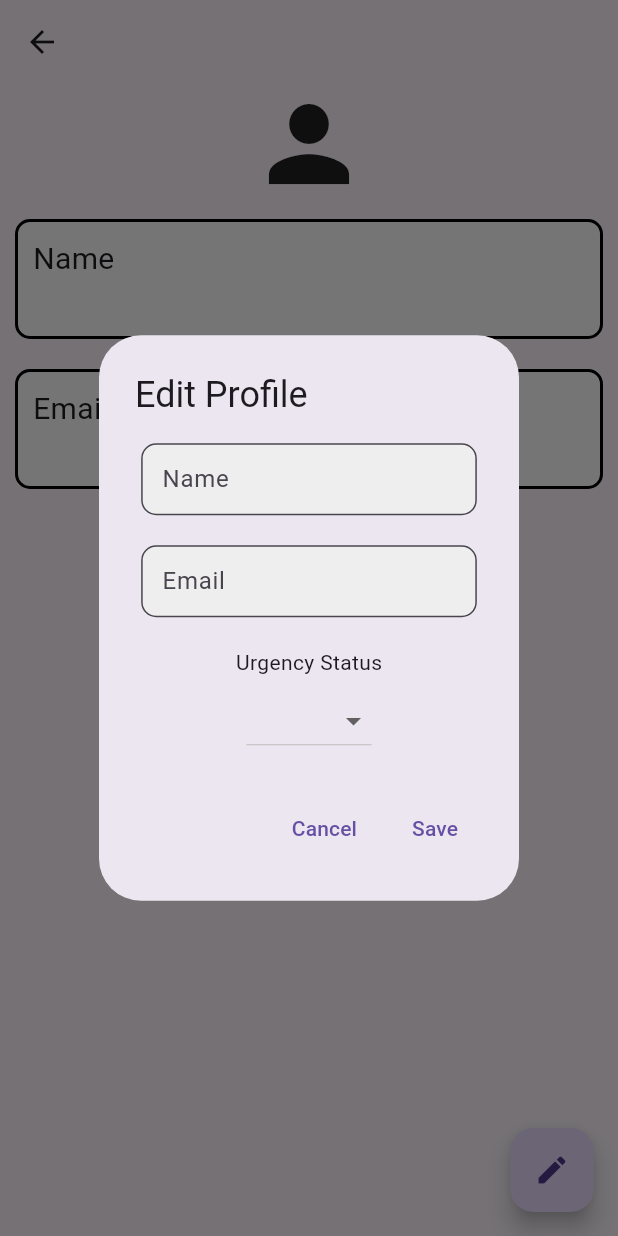
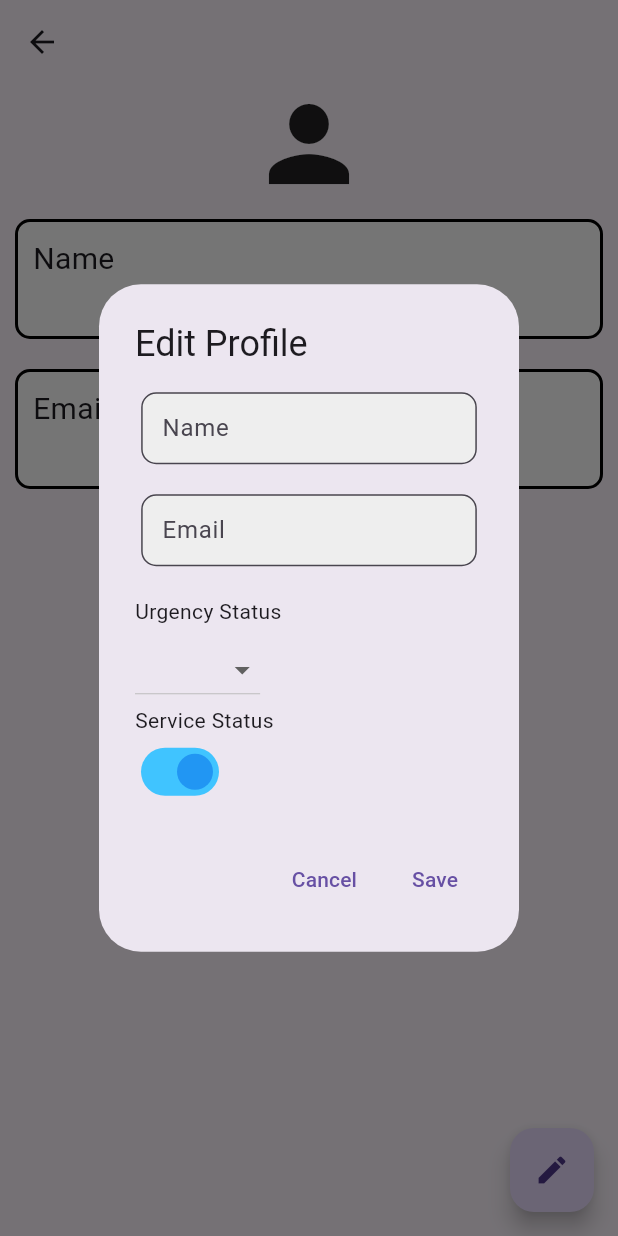
Before and after one commit to BrawlerXull/It-s-Urgent-, a Flutter app: the ProfileView screen opened by its route, after a tap on the "edit" icon, on a phone screen of 412 x 824 dp. Run offline on Flutter 3.47's test engine with Material 3 defaults, Android fonts, the phone set to English and light mode, and no system bars; our stand-ins replace audioplayers, cloud_firestore, firebase_auth, firebase_core, firebase_messaging, flutter_contacts and 5 more; missing offline and left inert: dart:ffi, flutter_phone_direct_caller, quick_settings; accounts and stored records are empty; Roboto replaces fonts that are missing (Acme).

Commit message:
added switch UI to togle service

```diff
--- a/lib/app/modules/profile/controllers/profile_controller.dart
+++ b/lib/app/modules/profile/controllers/profile_controller.dart
@@ -4,6 +4,7 @@ import 'package:get/get.dart';
 import 'package:itsurgent/app/services/services.dart';
 
 class ProfileController extends GetxController {
+  RxBool switchValue = true.obs;
   late final FirestoreService firestoreService;
   ProfileController() {
     firestoreService = FirestoreService();
--- a/lib/app/modules/profile/views/profile_view.dart
+++ b/lib/app/modules/profile/views/profile_view.dart
@@ -1,3 +1,5 @@
+import 'dart:ffi';
+
 import 'package:flutter/material.dart';
 import 'package:get/get.dart';
 import 'package:itsurgent/app/modules/profile/views/profile_page_custom_input_field.dart';
@@ -26,6 +28,7 @@ class ProfileView extends GetView<ProfileController> {
             builder: (context) => AlertDialog(
               title: const Text('Edit Profile'),
               content: Column(
+                crossAxisAlignment: CrossAxisAlignment.start,
                 mainAxisSize: MainAxisSize.min,
                 children: [
                   CustomInputFieldProfilePage(
@@ -64,6 +67,20 @@ class ProfileView extends GetView<ProfileController> {
                       ],
                     ),
                   ),
+                  const Text("Service Status"),
+                  Obx(
+                    () => Switch(
+                      value: controller.switchValue.value,
+                      onChanged: (newValue) {
+                        controller.switchValue.value =
+                            !controller.switchValue.value;
+                      },
+                      activeColor: Colors.blue,
+                      inactiveThumbColor: Colors.grey,
+                      activeTrackColor: Colors.lightBlueAccent,
+                      inactiveTrackColor: Colors.grey[400],
+                    ),
+                  )
                 ],
               ),
               actions: [
```
